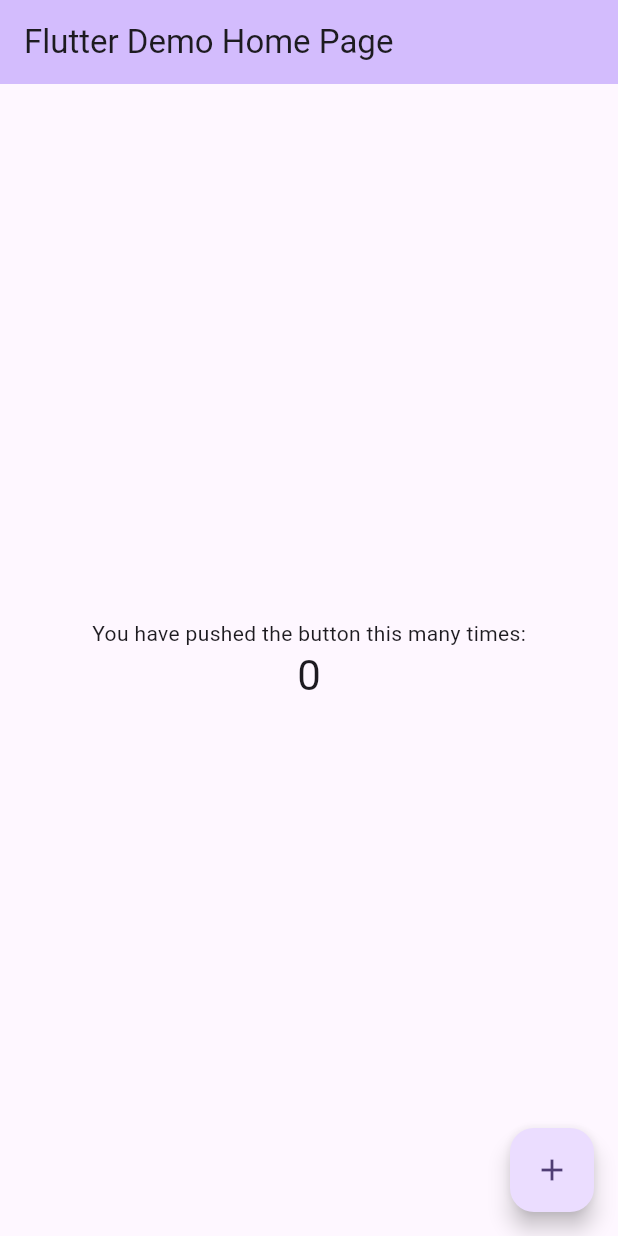
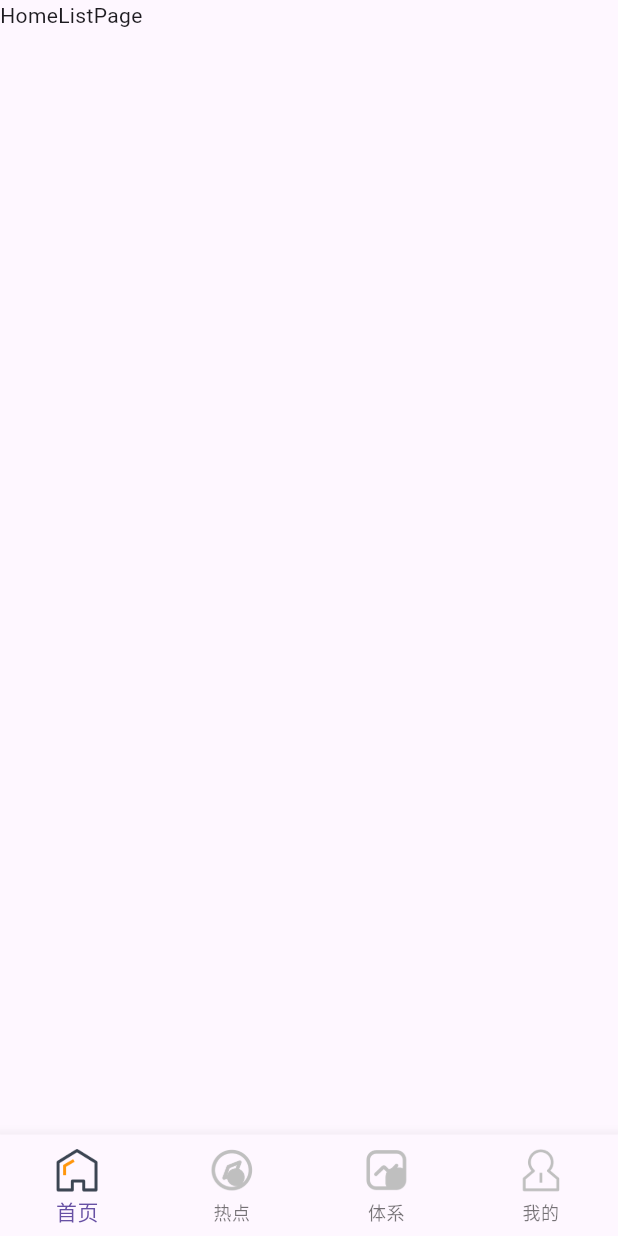
Before and after one commit to QiNiuCloud1024ContestSHUTeam/TalentRankFrontEnd, a Flutter app: the screen it shows after launch, on a phone screen of 412 x 824 dp. Run offline on Flutter 3.47's test engine with Material 3 defaults, Android fonts, the phone set to English and light mode, and no system bars; drawn by our look-alikes of oktoast; our stand-ins replace flutter_screenutil.

Commit message:
feat - 完成底部导航栏功能

```diff
--- a/lib/app.dart
+++ b/lib/app.dart
@@ -2,6 +2,7 @@ import 'package:flutter/cupertino.dart';
 import 'package:flutter/material.dart';
 import 'package:flutter_screenutil/flutter_screenutil.dart';
 import 'package:oktoast/oktoast.dart';
+import 'package:wan_android_flutter/pages/tab_page.dart';
 
 /// 设计尺寸
 Size get designSize {
@@ -23,67 +24,17 @@ class MyApp extends StatelessWidget {
   Widget build(BuildContext context) {
     //toast提示必须为APP的顶层组件
     return OKToast(
-      //屏幕适配父组件组件
+        //屏幕适配父组件组件
         child: ScreenUtilInit(
       designSize: designSize,
       builder: (context, child) {
         return MaterialApp(
-          title: 'Flutter Demo',
           theme: ThemeData(
-            colorScheme: ColorScheme.fromSeed(seedColor: Colors.deepPurple),
             useMaterial3: true,
           ),
-          home: const MyHomePage(title: 'Flutter Demo Home Page'),
+          home: const TabPage(),
         );
       },
     ));
   }
 }
-
-class MyHomePage extends StatefulWidget {
-  const MyHomePage({super.key, required this.title});
-
-  final String title;
-
-  @override
-  State<MyHomePage> createState() => _MyHomePageState();
-}
-
-class _MyHomePageState extends State<MyHomePage> {
-  int _counter = 0;
-
-  void _incrementCounter() {
-    setState(() {
-      _counter++;
-    });
-  }
-
-  @override
-  Widget build(BuildContext context) {
-    return Scaffold(
-      appBar: AppBar(
-        backgroundColor: Theme.of(context).colorScheme.inversePrimary,
-        title: Text(widget.title),
-      ),
-      body: Center(
-        child: Column(
-          mainAxisAlignment: MainAxisAlignment.center,
-          children: <Widget>[
-            const Text(
-              'You have pushed the button this many times:',
-            ),
-            Text(
-              '$_counter',
-              style: Theme.of(context).textTheme.headlineMedium,
-            ),
-          ],
-        ),
-      ),
-      floatingActionButton: FloatingActionButton(
-        onPressed: _incrementCounter,
-        tooltip: 'Increment',
-        child: const Icon(Icons.add),
-      ),
-    );
-  }
-}
--- /dev/null
+++ b/lib/common_ui/navigation/navigation_bar_item.dart
@@ -0,0 +1,35 @@
+import 'package:flutter/material.dart';
+
+///底部导航栏按钮
+class NavigationBarItem extends StatefulWidget {
+  const NavigationBarItem({super.key, required this.builder});
+
+  final WidgetBuilder builder;
+
+  @override
+  State createState() => _NavigationBarItemState();
+}
+
+class _NavigationBarItemState extends State<NavigationBarItem> with TickerProviderStateMixin {
+  late AnimationController controller;
+  late Animation<double> animation;
+
+  @override
+  void initState() {
+    super.initState();
+    controller = AnimationController(duration: const Duration(milliseconds: 300), vsync: this);
+    controller.forward();
+    animation = Tween<double>(begin: 0.8, end: 1).animate(controller);
+  }
+
+  @override
+  Widget build(BuildContext context) {
+    return ScaleTransition(scale: animation, child: widget.builder(context));
+  }
+
+  @override
+  void dispose() {
+    controller.dispose();
+    super.dispose();
+  }
+}
--- /dev/null
+++ b/lib/common_ui/navigation/navigation_bar_widget.dart
@@ -0,0 +1,121 @@
+import 'package:flutter/cupertino.dart';
+import 'package:flutter/material.dart';
+import 'package:flutter_screenutil/flutter_screenutil.dart';
+import 'package:wan_android_flutter/common_ui/navigation/navigation_bar_item.dart';
+
+///底部导航栏组件
+class NavigationBarWidget extends StatefulWidget {
+  NavigationBarWidget({
+    super.key,
+    required this.tabItems,
+    required this.tabLabels,
+    required this.tabIcons,
+    required this.tabActiveIcons,
+    this.currentIndex = 0,
+    this.themeData,
+    this.onItemChange,
+    this.bottomNavigationBarType,
+    this.bottomBarIconWidth,
+    this.bottomBarIconHeight,
+  }) {
+    // assert(tabItems.length != tabLabels.length && tabItems.length!= tabIcons.length&& tabItems
+    //     .length!= tabActiveIcon.length);
+    if (tabItems.length != tabLabels.length &&
+        tabItems.length != tabIcons.length &&
+        tabItems.length != tabActiveIcons.length) {
+      throw Exception("tabItems、tabLabels、tabIcons、tabActiveIcon length must same！ ");
+    }
+  }
+
+  //界面集合
+  final List<Widget> tabItems;
+
+  //标题集合
+  final List<String> tabLabels;
+
+  //未选中icon
+  final List<String> tabIcons;
+
+  //选中icon
+  final List<String> tabActiveIcons;
+
+  //当前页面下标
+  int currentIndex = 0;
+
+  //底部导航栏切换事件
+  final ValueChanged<int>? onItemChange;
+
+  //页面主题
+  final ThemeData? themeData;
+
+  //底部导航栏风格
+  final BottomNavigationBarType? bottomNavigationBarType;
+
+  //底部导航栏icon宽高
+  final double? bottomBarIconWidth;
+  final double? bottomBarIconHeight;
+
+  @override
+  State<StatefulWidget> createState() {
+    return _NavigationBarWidgetState();
+  }
+}
+
+class _NavigationBarWidgetState extends State<NavigationBarWidget> {
+  @override
+  void initState() {
+    super.initState();
+    //第一次进入默认调用一次
+    // widget.onItemChange?.call(widget.currentIndex);
+  }
+
+  @override
+  Widget build(BuildContext context) {
+    return Scaffold(
+        //tab页面
+        body: IndexedStack(index: widget.currentIndex, children: widget.tabItems),
+        //底部导航栏
+        bottomNavigationBar: Theme(
+          data: widget.themeData ??
+              Theme.of(context).copyWith(
+                splashColor: Colors.transparent,
+                highlightColor: Colors.transparent,
+              ),
+          child: BottomNavigationBar(
+              type: widget.bottomNavigationBarType ?? BottomNavigationBarType.fixed,
+              currentIndex: widget.currentIndex,
+              onTap: (index) {
+                //重复事件不处理
+                if (widget.currentIndex == index) {
+                  return;
+                }
+                //点击切换page事件
+                widget.onItemChange?.call(index);
+                widget.currentIndex = index;
+                setState(() {});
+              },
+              items: _barItemList()),
+        ));
+  }
+
+  ///底部导航栏集合
+  List<BottomNavigationBarItem> _barItemList() {
+    List<BottomNavigationBarItem> items = [];
+    for (var i = 0; i < widget.tabItems.length; i++) {
+      items.add(BottomNavigationBarItem(
+          activeIcon: NavigationBarItem(
+              builder: (_) => Image.asset(
+                    widget.tabActiveIcons[i],
+                    width: widget.bottomBarIconWidth ?? 32.w,
+                    height: widget.bottomBarIconHeight ?? 32.w,
+                  )),
+          icon: Image.asset(
+            widget.tabIcons[i],
+            width: widget.bottomBarIconWidth ?? 32.w,
+            height: widget.bottomBarIconHeight ?? 32.w,
+          ),
+          label: widget.tabLabels[i]));
+    }
+    return items;
+  }
+}
--- /dev/null
+++ b/lib/pages/home_list_page.dart
@@ -0,0 +1,20 @@
+import 'package:flutter/cupertino.dart';
+import 'package:flutter/material.dart';
+import 'package:wan_android_flutter/common_ui/navigation/navigation_bar_widget.dart';
+
+///首页文章列表页面
+class HomeListPage extends StatefulWidget {
+  const HomeListPage({super.key});
+
+  @override
+  State<StatefulWidget> createState() {
+    return _HomeListPageState();
+  }
+}
+
+class _HomeListPageState extends State<HomeListPage> {
+  @override
+  Widget build(BuildContext context) {
+    return Scaffold(appBar: null, body: Container(child: Text("HomeListPage")));
+  }
+}
--- /dev/null
+++ b/lib/pages/hot_key_page.dart
@@ -0,0 +1,20 @@
+import 'package:flutter/cupertino.dart';
+import 'package:flutter/material.dart';
+import 'package:wan_android_flutter/common_ui/navigation/navigation_bar_widget.dart';
+
+///热点搜索页面
+class HotKeyPage extends StatefulWidget {
+  const HotKeyPage({super.key});
+
+  @override
+  State<StatefulWidget> createState() {
+    return _HotKeyPageState();
+  }
+}
+
+class _HotKeyPageState extends State<HotKeyPage> {
+  @override
+  Widget build(BuildContext context) {
+    return Scaffold(appBar: null, body: Container(child: Text("HotKeyPage")));
+  }
+}
--- /dev/null
+++ b/lib/pages/knowledge_page.dart
@@ -0,0 +1,20 @@
+import 'package:flutter/cupertino.dart';
+import 'package:flutter/material.dart';
+import 'package:wan_android_flutter/common_ui/navigation/navigation_bar_widget.dart';
+
+///知识体系页面
+class KnowledgePage extends StatefulWidget {
+  const KnowledgePage({super.key});
+
+  @override
+  State<StatefulWidget> createState() {
+    return _KnowledgePageState();
+  }
+}
+
+class _KnowledgePageState extends State<KnowledgePage> {
+  @override
+  Widget build(BuildContext context) {
+    return Scaffold(appBar: null, body: Container(child: Text("KnowledgePage")));
+  }
+}
--- /dev/null
+++ b/lib/pages/mine_page.dart
@@ -0,0 +1,20 @@
+import 'package:flutter/cupertino.dart';
+import 'package:flutter/material.dart';
+import 'package:wan_android_flutter/common_ui/navigation/navigation_bar_widget.dart';
+
+///我的页面
+class MinePage extends StatefulWidget {
+  const MinePage({super.key});
+
+  @override
+  State<StatefulWidget> createState() {
+    return _MinePageState();
+  }
+}
+
+class _MinePageState extends State<MinePage> {
+  @override
+  Widget build(BuildContext context) {
+    return Scaffold(appBar: null, body: Container(child: Text("MinePage")));
+  }
+}
--- /dev/null
+++ b/lib/pages/tab_page.dart
@@ -0,0 +1,61 @@
+import 'package:flutter/cupertino.dart';
+import 'package:flutter/material.dart';
+import 'package:wan_android_flutter/common_ui/navigation/navigation_bar_widget.dart';
+import 'package:wan_android_flutter/pages/home_list_page.dart';
+import 'package:wan_android_flutter/pages/hot_key_page.dart';
+import 'package:wan_android_flutter/pages/knowledge_page.dart';
+import 'package:wan_android_flutter/pages/mine_page.dart';
+
+class TabPage extends StatefulWidget {
+  const TabPage({super.key});
+
+  @override
+  State<StatefulWidget> createState() {
+    return _TabPageState();
+  }
+}
+
+class _TabPageState extends State<TabPage> {
+  //tab界面集合
+  final List<Widget> tabItems = [];
+  final List<String> tabLabels = ["首页", "热点", "体系", "我的"];
+  final List<String> tabIcons = [
+    "assets/images/icon_home_grey.png",
+    "assets/images/icon_hot_key_grey.png",
+    "assets/images/icon_knowledge_grey.png",
+    "assets/images/icon_personal_grey.png"
+  ];
+  final List<String> tabActiveIcons = [
+    "assets/images/icon_home_selected.png",
+    "assets/images/icon_hot_key_selected.png",
+    "assets/images/icon_knowledge_selected.png",
+    "assets/images/icon_personal_selected.png"
+  ];
+
+  ///State生命周期，在组件渲染前回调
+  @override
+  void initState() {
+    super.initState();
+    initTabPage();
+  }
+
+  void initTabPage() {
+    tabItems.add(const HomeListPage());
+    tabItems.add(const HotKeyPage());
+    tabItems.add(const KnowledgePage());
+    tabItems.add(const MinePage());
+  }
+
+  @override
+  Widget build(BuildContext context) {
+    return Scaffold(
+      appBar: null,
+      body: NavigationBarWidget(
+        tabItems: tabItems,
+        tabLabels: tabLabels,
+        tabIcons: tabIcons,
+        tabActiveIcons: tabActiveIcons,
+      ),
+    );
+  }
+}
--- a/pubspec.yaml
+++ b/pubspec.yaml
@@ -44,3 +44,5 @@ dev_dependencies:
 flutter:
 
   uses-material-design: true
+  assets:
+      - assets/images/
```
Also changed, not shown: assets/images/icon_home_grey.png (added), assets/images/icon_home_selected.png (added), assets/images/icon_hot_key_grey.png (added), assets/images/icon_hot_key_selected.png (added), assets/images/icon_knowledge_grey.png (added), assets/images/icon_knowledge_selected.png (added), assets/images/icon_personal_grey.png (added), assets/images/icon_personal_selected.png (added).
